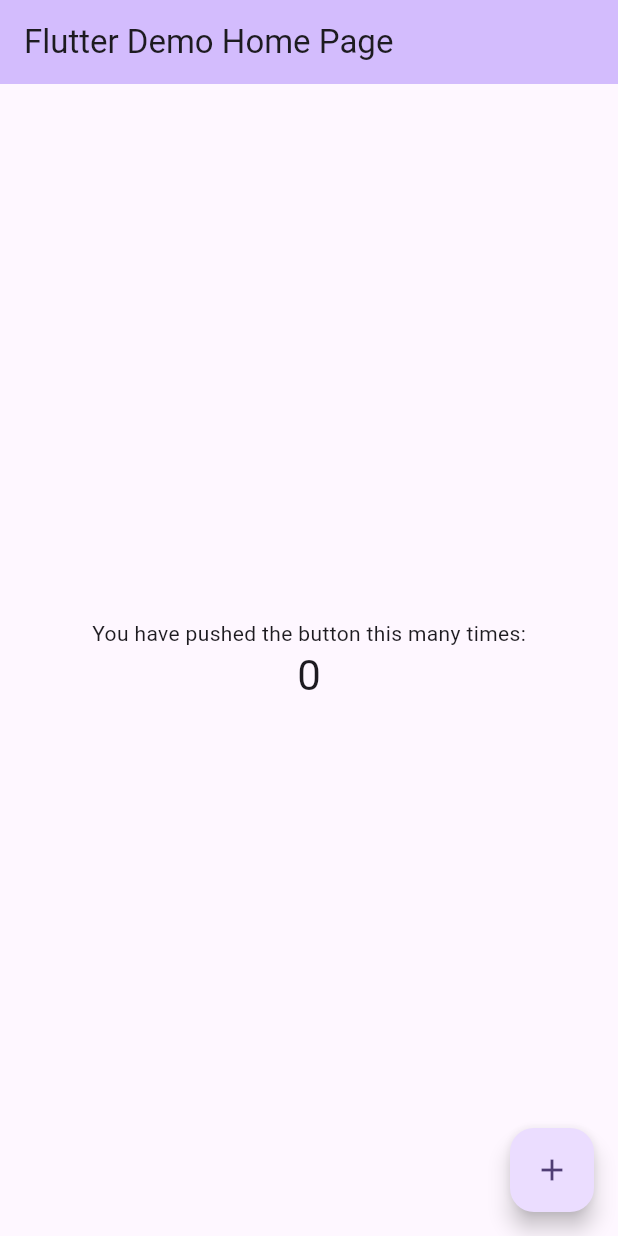
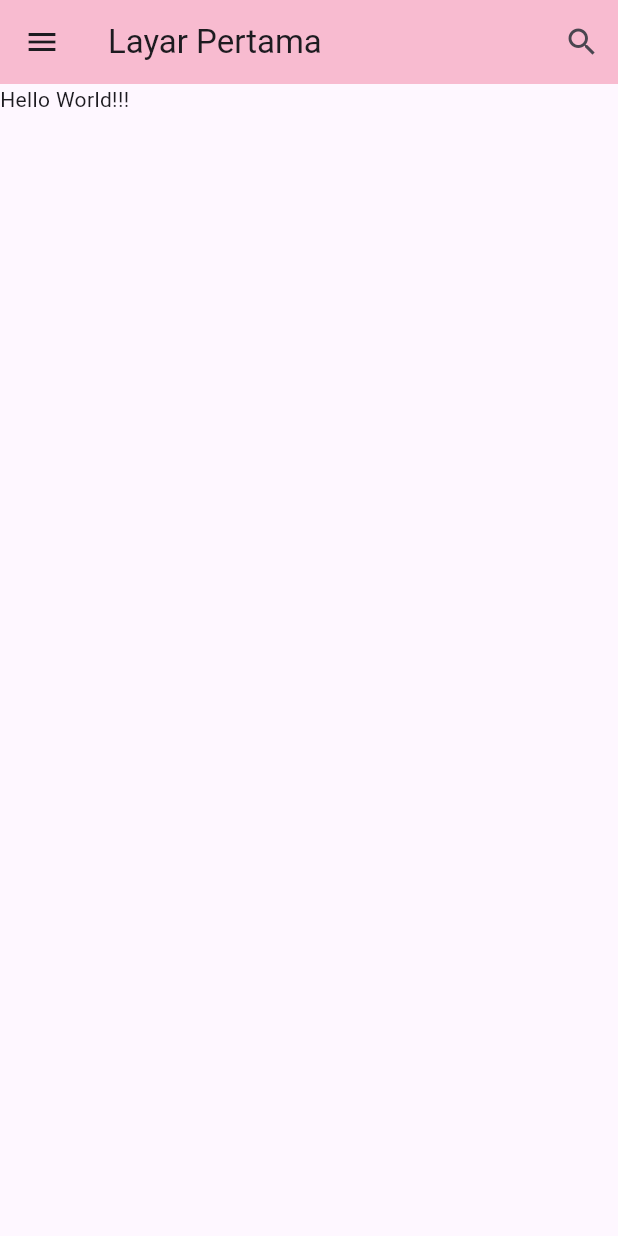
Before and after one commit to DindaFebrian/wisata_mobile7, a Flutter app: the screen it shows after launch, on a phone screen of 412 x 824 dp. Run offline on Flutter 3.47's test engine with Material 3 defaults, Android fonts, the phone set to English and light mode, and no system bars.

Commit message:
pertemuan ke-4

```diff
--- a/lib/main.dart
+++ b/lib/main.dart
@@ -1,125 +1,95 @@
 import 'package:flutter/material.dart';
-
-void main() {
-  runApp(const MyApp());
+void main(){
+  runApp(ExampleState());
 }
 
-class MyApp extends StatelessWidget {
-  const MyApp({super.key});
+class ExampleState extends StatelessWidget {
+  const ExampleState({super.key});
 
-  // This widget is the root of your application.
   @override
   Widget build(BuildContext context) {
     return MaterialApp(
-      title: 'Flutter Demo',
-      theme: ThemeData(
-        // This is the theme of your application.
-        //
-        // TRY THIS: Try running your application with "flutter run". You'll see
-        // the application has a purple toolbar. Then, without quitting the app,
-        // try changing the seedColor in the colorScheme below to Colors.green
-        // and then invoke "hot reload" (save your changes or press the "hot
-        // reload" button in a Flutter-supported IDE, or press "r" if you used
-        // the command line to start the app).
-        //
-        // Notice that the counter didn't reset back to zero; the application
-        // state is not lost during the reload. To reset the state, use hot
-        // restart instead.
-        //
-        // This works for code too, not just values: Most code changes can be
-        // tested with just a hot reload.
-        colorScheme: ColorScheme.fromSeed(seedColor: Colors.deepPurple),
-        useMaterial3: true,
+      title: "Latihan Flutter",
+      home:FirstScreen()
+    );
+
+  }
+}
+
+class FirstScreen extends StatelessWidget {
+  const FirstScreen({super.key});
+
+  @override
+  Widget build(BuildContext context) {
+    return Scaffold(
+      appBar: AppBar(
+        title: Text("Layar Pertama"),
+        backgroundColor: Colors.pink[100],
+
+        actions: <Widget>[
+          IconButton(onPressed: (){},
+           icon: Icon(Icons.search)),
+        ],
+        leading: IconButton(
+          onPressed: () {},
+          icon: Icon(Icons.menu),
+        ),
       ),
-      home: const MyHomePage(title: 'Flutter Demo Home Page'),
+      body: Text("Hello World!!!"),
     );
   }
 }
 
-class MyHomePage extends StatefulWidget {
-  const MyHomePage({super.key, required this.title});
+class BiggerText extends StatefulWidget {
+  final String text;
 
-  // This widget is the home page of your application. It is stateful, meaning
-  // that it has a State object (defined below) that contains fields that affect
-  // how it looks.
-
-  // This class is the configuration for the state. It holds the values (in this
-  // case the title) provided by the parent (in this case the App widget) and
-  // used by the build method of the State. Fields in a Widget subclass are
-  // always marked "final".
-
-  final String title;
+  const BiggerText({super.key, required this.text});
 
   @override
-  State<MyHomePage> createState() => _MyHomePageState();
+  State<BiggerText> createState() => _BiggerTextState();
 }
 
-class _MyHomePageState extends State<MyHomePage> {
-  int _counter = 0;
-
-  void _incrementCounter() {
-    setState(() {
-      // This call to setState tells the Flutter framework that something has
-      // changed in this State, which causes it to rerun the build method below
-      // so that the display can reflect the updated values. If we changed
-      // _counter without calling setState(), then the build method would not be
-      // called again, and so nothing would appear to happen.
-      _counter++;
-    });
-  }
+class _BiggerTextState extends State<BiggerText> {
+  double _textsize = 16.0;
+  bool _box = false;
 
   @override
   Widget build(BuildContext context) {
-    // This method is rerun every time setState is called, for instance as done
-    // by the _incrementCounter method above.
-    //
-    // The Flutter framework has been optimized to make rerunning build methods
-    // fast, so that you can just rebuild anything that needs updating rather
-    // than having to individually change instances of widgets.
-    return Scaffold(
-      appBar: AppBar(
-        // TRY THIS: Try changing the color here to a specific color (to
-        // Colors.amber, perhaps?) and trigger a hot reload to see the AppBar
-        // change color while the other colors stay the same.
-        backgroundColor: Theme.of(context).colorScheme.inversePrimary,
-        // Here we take the value from the MyHomePage object that was created by
-        // the App.build method, and use it to set our appbar title.
-        title: Text(widget.title),
-      ),
-      body: Center(
-        // Center is a layout widget. It takes a single child and positions it
-        // in the middle of the parent.
-        child: Column(
-          // Column is also a layout widget. It takes a list of children and
-          // arranges them vertically. By default, it sizes itself to fit its
-          // children horizontally, and tries to be as tall as its parent.
-          //
-          // Column has various properties to control how it sizes itself and
-          // how it positions its children. Here we use mainAxisAlignment to
-          // center the children vertically; the main axis here is the vertical
-          // axis because Columns are vertical (the cross axis would be
-          // horizontal).
-          //
-          // TRY THIS: Invoke "debug painting" (choose the "Toggle Debug Paint"
-          // action in the IDE, or press "p" in the console), to see the
-          // wireframe for each widget.
-          mainAxisAlignment: MainAxisAlignment.center,
-          children: <Widget>[
-            const Text(
-              'You have pushed the button this many times:',
-            ),
-            Text(
-              '$_counter',
-              style: Theme.of(context).textTheme.headlineMedium,
+    return Column(
+    mainAxisAlignment: MainAxisAlignment.center,
+    children: <Widget>[
+      _box ? Container(
+        padding: const EdgeInsets.all(16.0),
+        decoration: BoxDecoration(
+          color: Colors.purple[100],
+          boxShadow: const[
+            BoxShadow(
+              color: Colors.black,
+              blurRadius:10.0,
+              offset: Offset(3, 6),
             ),
           ],
+          borderRadius: BorderRadius.circular(8.0),
         ),
+        child: Text(
+          widget.text,
+          style: TextStyle(fontSize: _textsize),
+        )
+      )
+      : Text(
+        widget.text,
+        style: TextStyle(fontSize: _textsize),
       ),
-      floatingActionButton: FloatingActionButton(
-        onPressed: _incrementCounter,
-        tooltip: 'Increment',
-        child: const Icon(Icons.add),
-      ), // This trailing comma makes auto-formatting nicer for build methods.
+      ElevatedButton(
+        child: Text("Perbesar"),
+        onPressed: (){
+          setState(() {
+            _textsize = 35.0;
+            _box = true;
+          });
+        },
+       )
+      ],
     );
   }
 }
```
